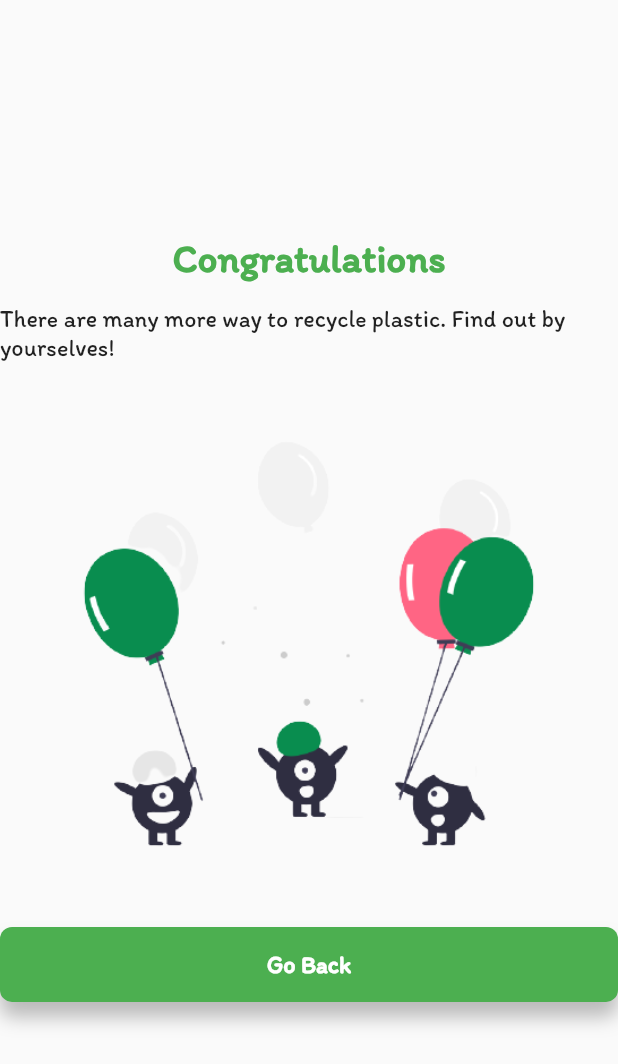
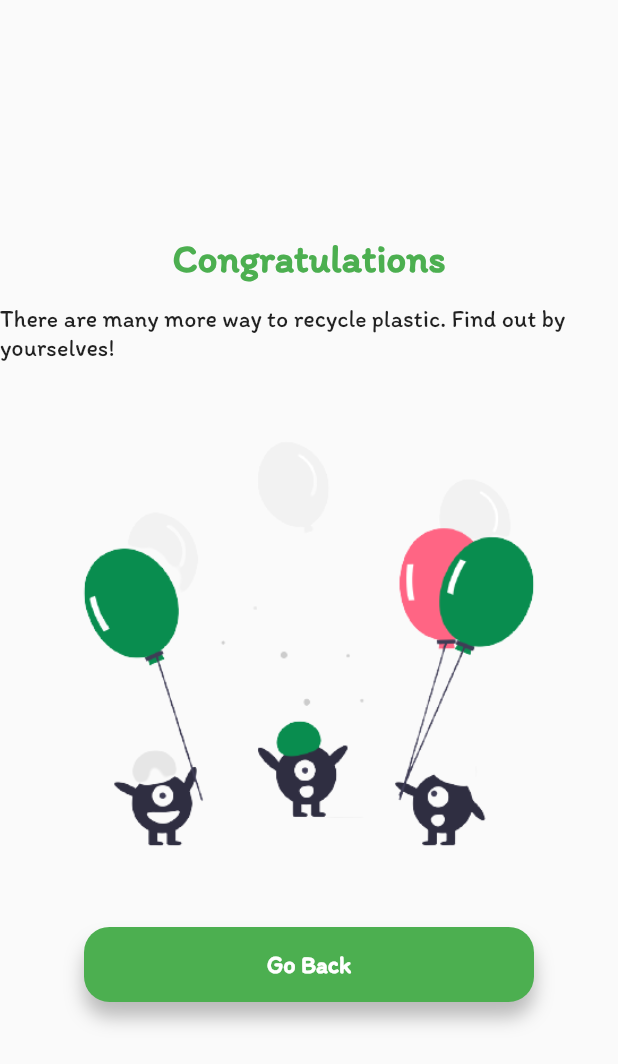
Before and after one commit to Yiyi-kim/Ecological, a Flutter app: the SuccessScreen screen opened directly, on a phone screen of 412 x 824 dp. Shown: the top 1064 px of the screen. Run offline on Flutter 3.47's test engine with Material 2 defaults, Android fonts, the phone set to English and light mode, and no system bars; our stand-ins replace get.

Commit message:
add recycle game

```diff
--- a/lib/Recycle/Components/go_back_button.dart
+++ b/lib/Recycle/Components/go_back_button.dart
@@ -1,7 +1,7 @@
 import 'package:flutter/cupertino.dart';
 import 'package:flutter/material.dart';
 
-class GoBackButton extends StatelessWidget {
+class GoBackButton extends StatelessWidget{
   final VoidCallback press;
   final Widget text;
 
@@ -9,12 +9,12 @@ class GoBackButton extends StatelessWidget {
   @override
   Widget build(BuildContext context) {
     return Container(
-      width: double.infinity,
+      width: 300,
       height: 50,
       decoration: BoxDecoration(
         color: Colors.green,
         shape: BoxShape.rectangle,
-        borderRadius: BorderRadius.circular(8),
+        borderRadius: BorderRadius.circular(17),
         boxShadow: [
           BoxShadow(
             color: Colors.black26,
@@ -23,10 +23,8 @@ class GoBackButton extends StatelessWidget {
           ),
         ],
       ),
-      child: TextButton(
-        child: text,
-        onPressed: press,
-      ),
+      child: TextButton(child: text, onPressed: press,),
     );
   }
+
 }
```
Also changed, not shown: lib/Recycle/Screen/first_screen.dart (+15 -8 lines).
